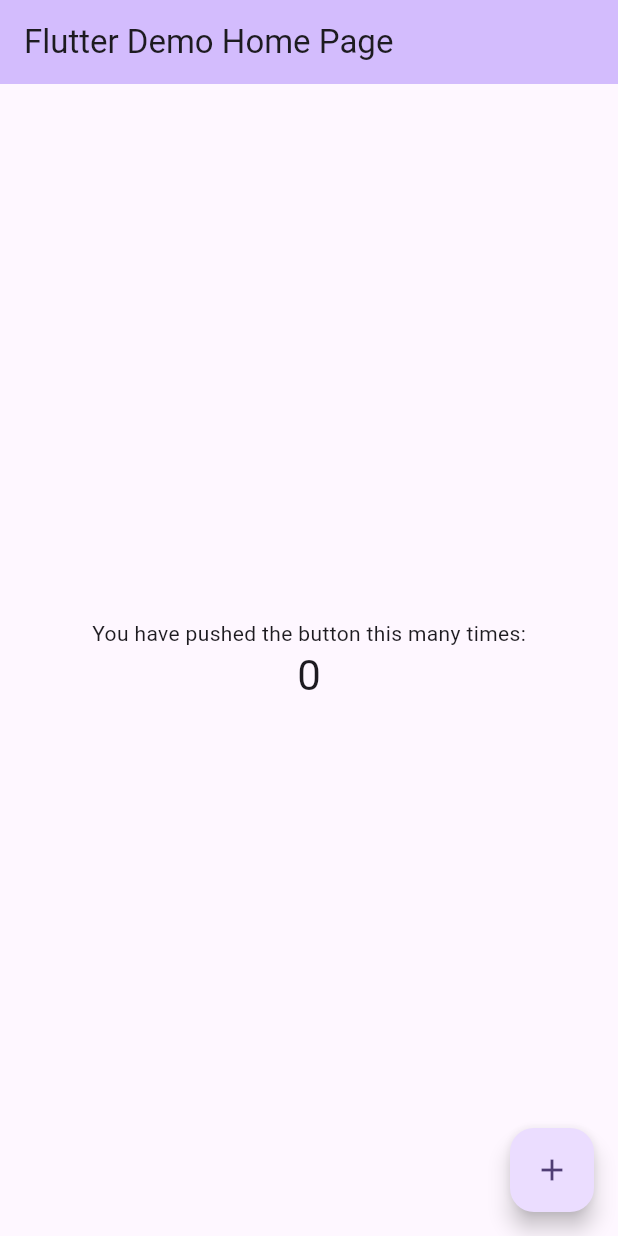
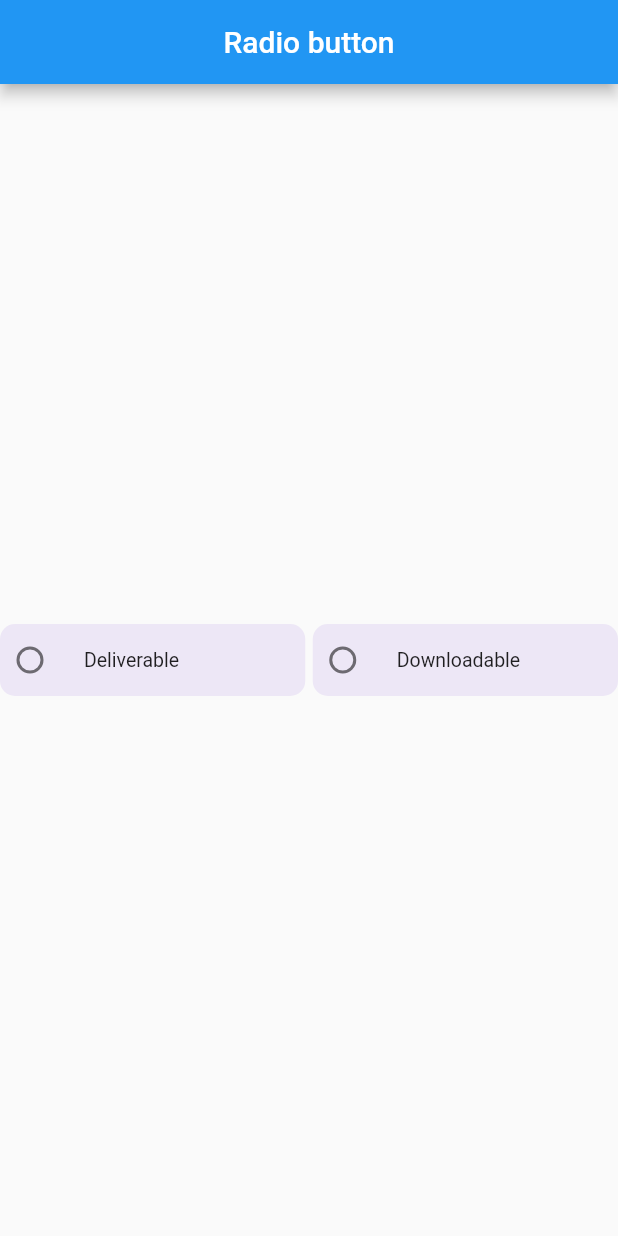
Before and after one commit to islamnabila/flutter_project_hub, a Flutter app: the screen it shows after launch, on a phone screen of 412 x 824 dp. Run offline on Flutter 3.47's test engine with Material 2 defaults, Android fonts, the light colour scheme and no system bars.

Commit message:
radio button added

```diff
--- a/lib/main.dart
+++ b/lib/main.dart
@@ -1,125 +1,88 @@
 import 'package:flutter/material.dart';
 
 void main() {
-  runApp(const MyApp());
+  runApp(MyApp());
 }
 
 class MyApp extends StatelessWidget {
   const MyApp({super.key});
 
-  // This widget is the root of your application.
   @override
   Widget build(BuildContext context) {
     return MaterialApp(
-      title: 'Flutter Demo',
-      theme: ThemeData(
-        // This is the theme of your application.
-        //
-        // TRY THIS: Try running your application with "flutter run". You'll see
-        // the application has a blue toolbar. Then, without quitting the app,
-        // try changing the seedColor in the colorScheme below to Colors.green
-        // and then invoke "hot reload" (save your changes or press the "hot
-        // reload" button in a Flutter-supported IDE, or press "r" if you used
-        // the command line to start the app).
-        //
-        // Notice that the counter didn't reset back to zero; the application
-        // state is not lost during the reload. To reset the state, use hot
-        // restart instead.
-        //
-        // This works for code too, not just values: Most code changes can be
-        // tested with just a hot reload.
-        colorScheme: ColorScheme.fromSeed(seedColor: Colors.deepPurple),
-        useMaterial3: true,
-      ),
-      home: const MyHomePage(title: 'Flutter Demo Home Page'),
+      debugShowCheckedModeBanner: false,
+      home: MyHomePage(),
     );
   }
 }
 
+enum ProductTypeEnum { Downloadable, Deliverable }
+
 class MyHomePage extends StatefulWidget {
-  const MyHomePage({super.key, required this.title});
-
-  // This widget is the home page of your application. It is stateful, meaning
-  // that it has a State object (defined below) that contains fields that affect
-  // how it looks.
-
-  // This class is the configuration for the state. It holds the values (in this
-  // case the title) provided by the parent (in this case the App widget) and
-  // used by the build method of the State. Fields in a Widget subclass are
-  // always marked "final".
-
-  final String title;
+  const MyHomePage({
+    super.key,
+  });
 
   @override
   State<MyHomePage> createState() => _MyHomePageState();
 }
 
 class _MyHomePageState extends State<MyHomePage> {
-  int _counter = 0;
-
-  void _incrementCounter() {
-    setState(() {
-      // This call to setState tells the Flutter framework that something has
-      // changed in this State, which causes it to rerun the build method below
-      // so that the display can reflect the updated values. If we changed
-      // _counter without calling setState(), then the build method would not be
-      // called again, and so nothing would appear to happen.
-      _counter++;
-    });
-  }
+  ProductTypeEnum? _productTypeEnum;
 
   @override
   Widget build(BuildContext context) {
-    // This method is rerun every time setState is called, for instance as done
-    // by the _incrementCounter method above.
-    //
-    // The Flutter framework has been optimized to make rerunning build methods
-    // fast, so that you can just rebuild anything that needs updating rather
-    // than having to individually change instances of widgets.
     return Scaffold(
       appBar: AppBar(
-        // TRY THIS: Try changing the color here to a specific color (to
-        // Colors.amber, perhaps?) and trigger a hot reload to see the AppBar
-        // change color while the other colors stay the same.
-        backgroundColor: Theme.of(context).colorScheme.inversePrimary,
-        // Here we take the value from the MyHomePage object that was created by
-        // the App.build method, and use it to set our appbar title.
-        title: Text(widget.title),
+        title: Text("Radio button"),
+        centerTitle: true,
       ),
-      body: Center(
-        // Center is a layout widget. It takes a single child and positions it
-        // in the middle of the parent.
-        child: Column(
-          // Column is also a layout widget. It takes a list of children and
-          // arranges them vertically. By default, it sizes itself to fit its
-          // children horizontally, and tries to be as tall as its parent.
-          //
-          // Column has various properties to control how it sizes itself and
-          // how it positions its children. Here we use mainAxisAlignment to
-          // center the children vertically; the main axis here is the vertical
-          // axis because Columns are vertical (the cross axis would be
-          // horizontal).
-          //
-          // TRY THIS: Invoke "debug painting" (choose the "Toggle Debug Paint"
-          // action in the IDE, or press "p" in the console), to see the
-          // wireframe for each widget.
-          mainAxisAlignment: MainAxisAlignment.center,
-          children: <Widget>[
-            const Text(
-              'You have pushed the button this many times:',
-            ),
-            Text(
-              '$_counter',
-              style: Theme.of(context).textTheme.headlineMedium,
-            ),
-          ],
-        ),
+      body: Column(
+        mainAxisAlignment: MainAxisAlignment.center,
+        children: [
+          Row(
+            children: [
+              Expanded(
+                child: RadioListTile(
+                  dense: true,
+                    tileColor: Colors.deepPurple.shade50,
+                    shape: RoundedRectangleBorder(
+                      borderRadius: BorderRadius.circular(10)
+                    ),
+                    contentPadding: EdgeInsets.all(0),
+                    value: ProductTypeEnum.Deliverable,
+                    groupValue: _productTypeEnum,
+                    title: Text(ProductTypeEnum.Deliverable.name),
+                    onChanged: (value){
+                      setState(() {
+                        _productTypeEnum = value;
+                      });
+                    }
+                ),
+              ),
+              SizedBox(width: 5,),
+              Expanded(
+                child: RadioListTile(
+                  dense: true,
+                    tileColor: Colors.deepPurple.shade50,
+                    shape: RoundedRectangleBorder(
+                      borderRadius: BorderRadius.circular(10)
+                    ),
+                    contentPadding: EdgeInsets.all(0),
+                    value: ProductTypeEnum.Downloadable,
+                    groupValue: _productTypeEnum,
+                    title: Text(ProductTypeEnum.Downloadable.name),
+                    onChanged: (value){
+                      setState(() {
+                        _productTypeEnum = value;
+                      });
+                    }),
+              ),
+            ],
+          )
+
+        ],
       ),
-      floatingActionButton: FloatingActionButton(
-        onPressed: _incrementCounter,
-        tooltip: 'Increment',
-        child: const Icon(Icons.add),
-      ), // This trailing comma makes auto-formatting nicer for build methods.
     );
   }
 }
```
